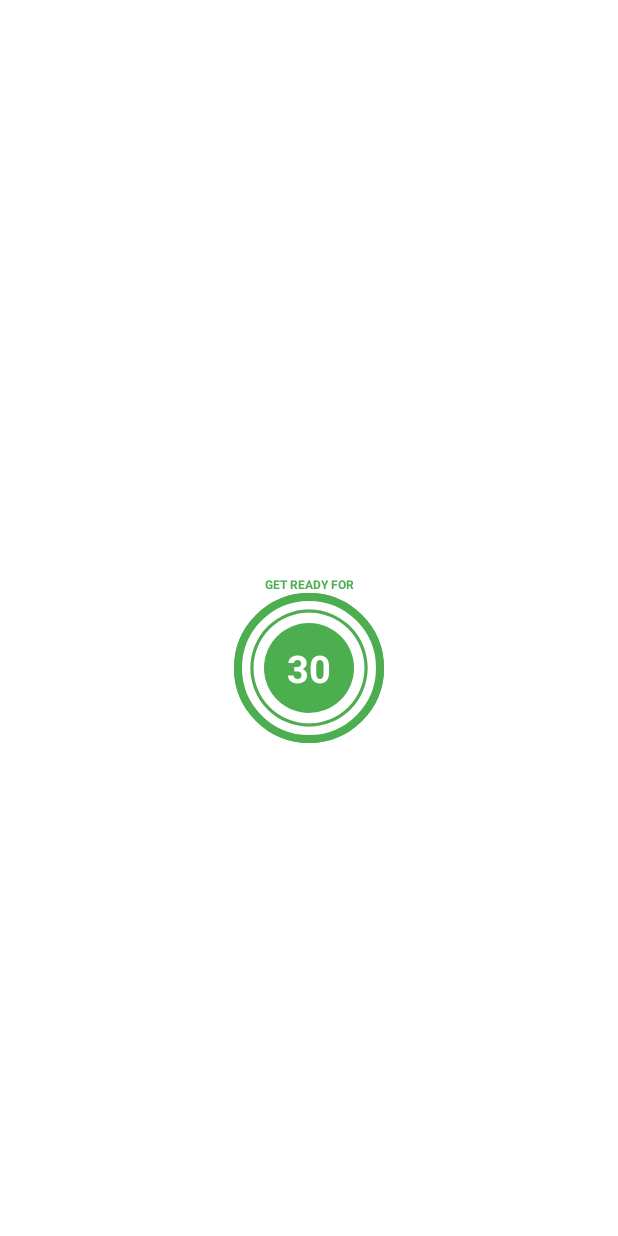
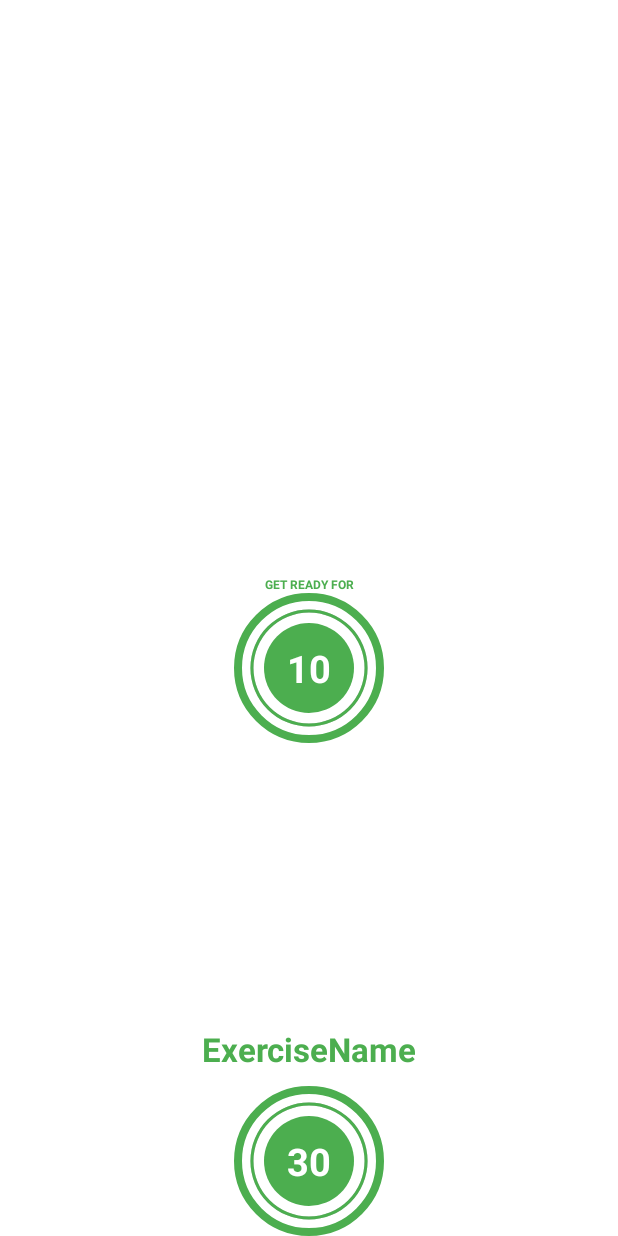
Before and after one commit to ThePeralta12/WorkOutApp, an Android app: the layout activity_exercise.xml on its own in the app's theme, with its tools: preview values and no code run, on a phone screen of 412 x 824 dp. Run offline under Robolectric (Android 15) with nearby library versions, the light colour scheme and no system bars.

Commit message:
Added and implemented the ExerciseModel.kt, Constants.kt and Exercise Images.

```diff
--- a/app/src/main/res/layout/activity_exercise.xml
+++ b/app/src/main/res/layout/activity_exercise.xml
@@ -23,12 +23,12 @@
         android:textColor="@color/green"
         android:textSize="@dimen/default_button_text_size"
         android:textStyle="bold"
-        app:layout_constraintBottom_toTopOf="@id/flProgressBar"
+        app:layout_constraintBottom_toTopOf="@id/flRestView"
         app:layout_constraintEnd_toEndOf="parent"
         app:layout_constraintStart_toStartOf="parent" />
 
     <FrameLayout
-        android:id="@+id/flProgressBar"
+        android:id="@+id/flRestView"
         android:layout_width="100dp"
         android:layout_height="100dp"
         android:layout_marginTop="10dp"
@@ -73,6 +73,30 @@
 
     </FrameLayout>
 
+    <ImageView
+        android:id="@+id/ivImage"
+        android:layout_width="match_parent"
+        android:layout_height="0dp"
+        android:scaleType="fitXY"
+        android:src="@drawable/ic_jumping_jacks"
+        android:visibility="invisible"
+        app:layout_constraintBottom_toTopOf="@id/tvExerciseName"
+        app:layout_constraintTop_toBottomOf="@id/toolbarExercise" />
+
+    <TextView
+        android:id="@+id/tvExerciseName"
+        android:layout_width="wrap_content"
+        android:layout_height="wrap_content"
+        android:text="ExerciseName"
+        android:textColor="@color/green"
+        android:textSize="22sp"
+        android:textStyle="bold"
+        android:visibility="gone"
+        app:layout_constraintEnd_toEndOf="parent"
+        app:layout_constraintStart_toStartOf="parent"
+        app:layout_constraintTop_toBottomOf="@+id/ivImage"
+        tools:visibility="visible" />
+
     <FrameLayout
         android:id="@+id/flExerciseView"
         android:layout_width="100dp"
@@ -83,7 +107,7 @@
         app:layout_constraintBottom_toBottomOf="parent"
         app:layout_constraintEnd_toEndOf="parent"
         app:layout_constraintStart_toStartOf="parent"
-        app:layout_constraintTop_toBottomOf="@id/toolbarExercise"
+        app:layout_constraintTop_toBottomOf="@id/tvExerciseName"
         tools:visibility="visible">
 
         <ProgressBar
```
Also changed, not shown: app/src/main/java/com/example/workoutapp/Constants.kt (added, +115 -0 lines), app/src/main/java/com/example/workoutapp/ExerciseActivity.kt (+47 -22 lines), app/src/main/java/com/example/workoutapp/ExerciseModel.kt (added, +53 -0 lines), app/src/main/res/drawable/ic_abdominal_crunch.png (added), app/src/main/res/drawable/ic_high_knees_running_in_place.png (added), app/src/main/res/drawable/ic_jumping_jacks.png (added), app/src/main/res/drawable/ic_lunge.png (added), app/src/main/res/drawable/ic_plank.png (added), app/src/main/res/drawable/ic_push_up.png (added), app/src/main/res/drawable/ic_push_up_and_rotation.png (added), app/src/main/res/drawable/ic_side_plank.png (added), app/src/main/res/drawable/ic_squat.png (added), app/src/main/res/drawable/ic_step_up_onto_chair.png (added), app/src/main/res/drawable/ic_triceps_dip_on_chair.png (added), 1 more files.
